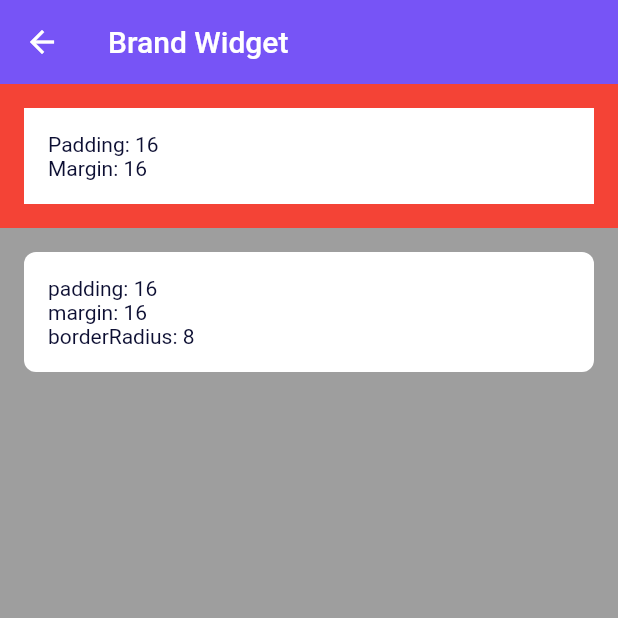
After one commit to nixuiui/nixui-flutter, a Flutter app: the BrandScreen screen opened directly, on a phone screen of 412 x 824 dp, the top half of it. The commit adds this screen. Run offline on Flutter 3.47's test engine with Material 2 defaults, Android fonts, the phone set to English and light mode, and no system bars; missing offline and left inert: yaru_color_generator.

```diff
--- /dev/null
+++ b/example/lib/screens/brand_screen.dart
@@ -0,0 +1,53 @@
+import 'package:flutter/material.dart';
+import 'package:nixui/widgets/nx_box.dart';
+import 'package:nixui/widgets/nx_text.dart';
+
+class BrandScreen extends StatefulWidget {
+  const BrandScreen({super.key});
+
+  @override
+  State<BrandScreen> createState() => _BrandScreenState();
+}
+
+class _BrandScreenState extends State<BrandScreen> {
+  @override
+  Widget build(BuildContext context) {
+    return Scaffold(
+      backgroundColor: Colors.grey,
+      appBar: AppBar(
+        title: const Text("Brand Widget"),
+      ),
+      body: ListView(
+        children: [
+          Container(
+            color: Colors.red,
+            child: NxBox(
+              padding: const EdgeInsets.all(16),
+              margin: const EdgeInsets.all(16),
+              child: Column(
+                crossAxisAlignment: CrossAxisAlignment.start,
+                children: const [
+                  NxText("Padding: 16"),
+                  NxText("Margin: 16"),
+                ],
+              ),
+            ),
+          ),
+          NxBox(
+            padding: const EdgeInsets.all(16),
+            margin: const EdgeInsets.all(16),
+            borderRadius: 8,
+            child: Column(
+              crossAxisAlignment: CrossAxisAlignment.start,
+              children: const [
+                NxText("padding: 16"),
+                NxText("margin: 16"),
+                NxText("borderRadius: 8"),
+              ],
+            ),
+          )
+        ],
+      ),
+    );
+  }
+}
--- a/example/lib/screens/home_screen.dart
+++ b/example/lib/screens/home_screen.dart
@@ -1,4 +1,5 @@
 import 'package:example/screens/box_screen.dart';
+import 'package:example/screens/brand_screen.dart';
 import 'package:example/screens/button.dart';
 import 'package:example/screens/card_screen.dart';
 import 'package:example/screens/color.dart';
@@ -23,6 +24,7 @@ class _HomeScreenState extends State<HomeScreen> {
 
       var menu = const [
         { 'title': 'Box',  'screen': BoxScreen()},
+        { 'title': 'Brand',  'screen': BrandScreen()},
         { 'title': 'Button',  'screen': ButtonScreen()},
         { 'title': 'Card',  'screen': CardScreen()},
         { 'title': 'Color',  'screen': ColorScreen()},
--- a/lib/themes/_text.dart
+++ b/lib/themes/_text.dart
@@ -2,4 +2,10 @@ part of 'theme.dart';
 
 class _NxTextTheme {
   String? fontFamily;
+  Color? textColor;
+
+  _NxTextTheme({
+    this.fontFamily,
+    this.textColor,
+  });
 }
--- a/lib/themes/colors.dart
+++ b/lib/themes/colors.dart
@@ -8,18 +8,7 @@ var _nxColor = _NxColor(
   warning: Color(0xffff8601),
   info: Color(0xff14a4ee),
   success: Color(0xff7ed321),
-  text: Color(0xff0c0e32),
   border: Color(0xffc9d0db),
-  input: _NxInputColor(
-    text: Color(0xff0c0e32),
-    background: Color(0xffffffff),
-    hintText: Color(0xff606770),
-    suffix: Color(0xff6e6e72),
-    prefix: Color(0xff6e6e72),
-    disabledText: Color(0xff98a1ac),
-    disabledBackground: Color(0xffe5e9ef),
-    border: Color(0xffc9d0db),
-  )
 );
 
 Color? _hexToColor(String hexColor) {
@@ -136,19 +125,7 @@ class NxColor {
   static Color get success800 => _color(_nxColor.success!.value)[800]!;
   static Color get success900 => _color(_nxColor.success!.value)[900]!;
 
-  static Color get text => _nxColor.text!;
   static Color get border => _nxColor.border!;
-
-  static NxInputColor get input => NxInputColor(
-    text: _nxColor.input!.text,
-    hintText: _nxColor.input!.hintText,
-    suffix: _nxColor.input!.suffix,
-    prefix: _nxColor.input!.prefix,
-    background: _nxColor.input!.background,
-    disabledText: _nxColor.input!.disabledText,
-    disabledBackground: _nxColor.input!.disabledBackground,
-    border: _nxColor.input!.border,
-  );
 
 }
 
--- a/lib/themes/text.dart
+++ b/lib/themes/text.dart
@@ -1,9 +1,13 @@
 part of 'theme.dart';
 
-var _nxTextTheme = _NxTextTheme();
+var _nxTextTheme = _NxTextTheme(
+  fontFamily: null,
+  textColor: Color(0xff0c0e32)
+);
 
 class NxTextTheme {
 
   static String? get fontFamily => _nxTextTheme.fontFamily;
+  static Color? get textColor => _nxTextTheme.textColor;
 
 }
--- a/lib/widgets/nx_text.dart
+++ b/lib/widgets/nx_text.dart
@@ -216,7 +216,7 @@ class _NxTextBasic extends StatelessWidget {
   @override
   Widget build(BuildContext context) {
 
-    var defaultColor = NxColor.text;
+    var defaultColor = NxTextTheme.textColor;
     if(onPressed != null) {
       defaultColor = NxColor.primary;
     }
```
Also changed, not shown: lib/themes/_brand.dart (added, +13 -0 lines), lib/themes/_colors.dart (+0 -26 lines), lib/themes/_input_field.dart (added, +51 -0 lines), lib/themes/brand.dart (added, +15 -0 lines), lib/themes/input_field.dart (added, +51 -0 lines), lib/themes/theme.dart (+55 -20 lines), lib/widgets/nx_text_form_field.dart (+47 -33 lines).
